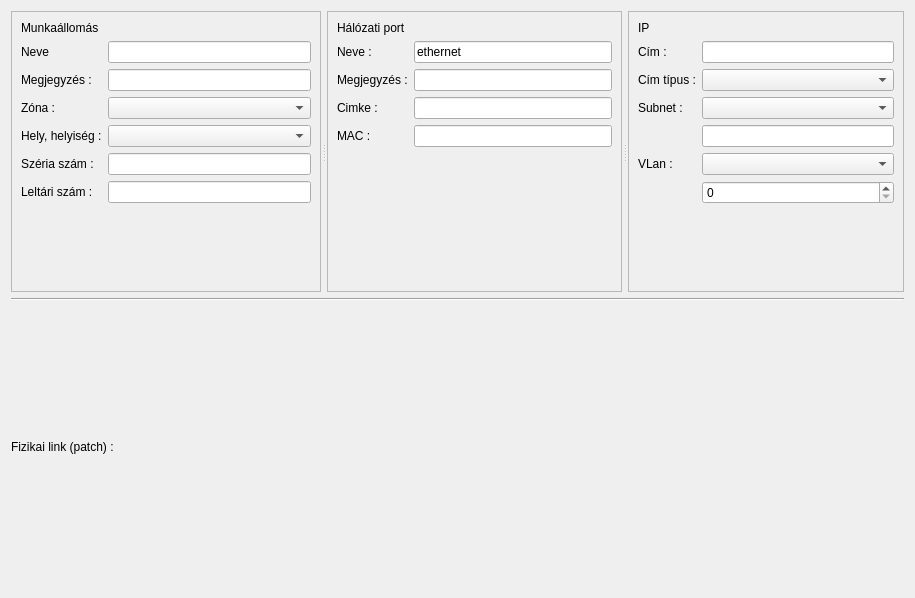
Above: lv2g/wstform.ui from csikfer/lanview2 before the change. Below: the same form after it.
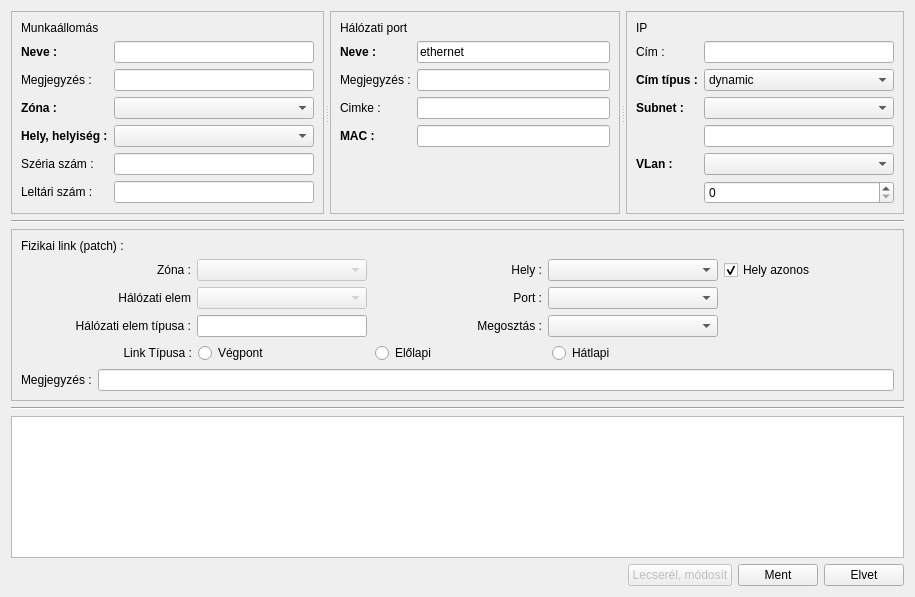
That is the form after the change.

```diff
--- a/lv2g/wstform.ui
+++ b/lv2g/wstform.ui
@@ -7,13 +7,13 @@
     <x>0</x>
     <y>0</y>
     <width>915</width>
-    <height>598</height>
+    <height>597</height>
    </rect>
   </property>
   <property name="windowTitle">
    <string>Form</string>
   </property>
-  <layout class="QVBoxLayout" name="verticalLayout">
+  <layout class="QVBoxLayout" name="verticalLayout_2" stretch="0,0,0,0,10,0">
    <item>
     <widget class="QSplitter" name="splitter">
      <property name="frameShape">
@@ -53,8 +53,14 @@
         <layout class="QFormLayout" name="formLayoutNode">
          <item row="0" column="0">
           <widget class="QLabel" name="labelName">
+           <property name="font">
+            <font>
+             <weight>75</weight>
+             <bold>true</bold>
+            </font>
+           </property>
            <property name="text">
-            <string>Neve</string>
+            <string>Neve :</string>
            </property>
           </widget>
          </item>
@@ -73,6 +79,12 @@
          </item>
          <item row="3" column="0">
           <widget class="QLabel" name="labelPlace">
+           <property name="font">
+            <font>
+             <weight>75</weight>
+             <bold>true</bold>
+            </font>
+           </property>
            <property name="text">
             <string>Hely, helyiség :</string>
            </property>
@@ -103,6 +115,12 @@
          </item>
          <item row="2" column="0">
           <widget class="QLabel" name="labelZone">
+           <property name="font">
+            <font>
+             <weight>75</weight>
+             <bold>true</bold>
+            </font>
+           </property>
            <property name="text">
             <string>Zóna :</string>
            </property>
@@ -121,14 +139,14 @@
          <property name="sizeHint" stdset="0">
           <size>
            <width>20</width>
-           <height>40</height>
+           <height>0</height>
           </size>
          </property>
         </spacer>
        </item>
       </layout>
      </widget>
-     <widget class="QFrame" name="frame">
+     <widget class="QFrame" name="framePort">
       <property name="frameShape">
        <enum>QFrame::StyledPanel</enum>
       </property>
@@ -144,6 +162,12 @@
         <layout class="QFormLayout" name="formLayoutPort">
          <item row="0" column="0">
           <widget class="QLabel" name="labelPName">
+           <property name="font">
+            <font>
+             <weight>75</weight>
+             <bold>true</bold>
+            </font>
+           </property>
            <property name="text">
             <string>Neve :</string>
            </property>
@@ -178,6 +202,12 @@
          </item>
          <item row="3" column="0">
           <widget class="QLabel" name="labelPMAC">
+           <property name="font">
+            <font>
+             <weight>75</weight>
+             <bold>true</bold>
+            </font>
+           </property>
            <property name="text">
             <string>MAC :</string>
            </property>
@@ -203,7 +233,7 @@
        </item>
       </layout>
      </widget>
-     <widget class="QFrame" name="frame">
+     <widget class="QFrame" name="frameIp">
       <property name="frameShape">
        <enum>QFrame::StyledPanel</enum>
       </property>
@@ -219,6 +249,13 @@
         <layout class="QFormLayout" name="formLayoutIp">
          <item row="0" column="0">
           <widget class="QLabel" name="labelAddress">
+           <property name="font">
+            <font>
+             <weight>50</weight>
+             <italic>false</italic>
+             <bold>false</bold>
+            </font>
+           </property>
            <property name="text">
             <string>Cím :</string>
            </property>
@@ -229,16 +266,39 @@
          </item>
          <item row="1" column="0">
           <widget class="QLabel" name="labelIpType">
+           <property name="font">
+            <font>
+             <weight>75</weight>
+             <bold>true</bold>
+            </font>
+           </property>
            <property name="text">
             <string>Cím típus :</string>
            </property>
           </widget>
          </item>
          <item row="1" column="1">
-          <widget class="QComboBox" name="comboBoxIpType"/>
+          <widget class="QComboBox" name="comboBoxIpType">
+           <item>
+            <property name="text">
+             <string>dynamic</string>
+            </property>
+           </item>
+           <item>
+            <property name="text">
+             <string>fixip</string>
+            </property>
+           </item>
+          </widget>
          </item>
          <item row="2" column="0">
           <widget class="QLabel" name="labelSubnet">
+           <property name="font">
+            <font>
+             <weight>75</weight>
+             <bold>true</bold>
+            </font>
+           </property>
            <property name="text">
             <string>Subnet :</string>
            </property>
@@ -252,6 +312,12 @@
          </item>
          <item row="4" column="0">
           <widget class="QLabel" name="labelVLan">
+           <property name="font">
+            <font>
+             <weight>75</weight>
+             <bold>true</bold>
+            </font>
+           </property>
            <property name="text">
             <string>VLan :</string>
            </property>
@@ -280,7 +346,7 @@
          <property name="sizeHint" stdset="0">
           <size>
            <width>20</width>
-           <height>40</height>
+           <height>0</height>
           </size>
          </property>
         </spacer>
@@ -289,6 +355,223 @@
      </widget>
     </widget>
    </item>
+   <item>
+    <widget class="Line" name="line_2">
+     <property name="orientation">
+      <enum>Qt::Horizontal</enum>
+     </property>
+    </widget>
+   </item>
+   <item>
+    <widget class="QFrame" name="frameLink">
+     <property name="frameShape">
+      <enum>QFrame::StyledPanel</enum>
+     </property>
+     <layout class="QVBoxLayout" name="verticalLayout">
+      <item>
+       <widget class="QLabel" name="labelLink">
+        <property name="text">
+         <string>Fizikai link (patch) :</string>
+        </property>
+       </widget>
+      </item>
+      <item>
+       <layout class="QGridLayout" name="gridLayout" columnstretch="1,1,1,1,1">
+        <item row="0" column="0">
+         <widget class="QLabel" name="labelLinkZone">
+          <property name="text">
+           <string>Zóna :</string>
+          </property>
+          <property name="alignment">
+           <set>Qt::AlignRight|Qt::AlignTrailing|Qt::AlignVCenter</set>
+          </property>
+         </widget>
+        </item>
+        <item row="0" column="1">
+         <widget class="QComboBox" name="comboBoxLinkZone">
+          <property name="enabled">
+           <bool>false</bool>
+          </property>
+         </widget>
+        </item>
+        <item row="0" column="2">
+         <widget class="QLabel" name="labelLinkPlace">
+          <property name="text">
+           <string>Hely :</string>
+          </property>
+          <property name="alignment">
+           <set>Qt::AlignRight|Qt::AlignTrailing|Qt::AlignVCenter</set>
+          </property>
+         </widget>
+        </item>
+        <item row="1" column="0">
+         <widget class="QLabel" name="labelLinkNode">
+          <property name="text">
+           <string>Hálózati elem</string>
+          </property>
+          <property name="alignment">
+           <set>Qt::AlignRight|Qt::AlignTrailing|Qt::AlignVCenter</set>
+          </property>
+         </widget>
+        </item>
+        <item row="1" column="1">
+         <widget class="QComboBox" name="comboBoxLinkNode">
+          <property name="enabled">
+           <bool>false</bool>
+          </property>
+         </widget>
+        </item>
+        <item row="1" column="2">
+         <widget class="QLabel" name="labelLinkPort">
+          <property name="text">
+           <string>Port :</string>
+          </property>
+          <property name="alignment">
+           <set>Qt::AlignRight|Qt::AlignTrailing|Qt::AlignVCenter</set>
+          </property>
+         </widget>
+        </item>
+        <item row="2" column="2">
+         <widget class="QLabel" name="labelLinkPortShare">
+          <property name="text">
+           <string>Megosztás :</string>
+          </property>
+          <property name="alignment">
+           <set>Qt::AlignRight|Qt::AlignTrailing|Qt::AlignVCenter</set>
+          </property>
+         </widget>
+        </item>
+        <item row="2" column="3">
+         <widget class="QComboBox" name="comboBoxLinkPortShare">
+          <item>
+           <property name="text">
+            <string/>
+           </property>
+          </item>
+          <item>
+           <property name="text">
+            <string>A</string>
+           </property>
+          </item>
+          <item>
+           <property name="text">
+            <string>B</string>
+           </property>
+          </item>
+         </widget>
+        </item>
+        <item row="1" column="3">
+         <widget class="QComboBox" name="comboBoxLinkPort"/>
+        </item>
+        <item row="2" column="0">
+         <widget class="QLabel" name="labelLinkNodeType">
+          <property name="text">
+           <string>Hálózati elem típusa :</string>
+          </property>
+          <property name="alignment">
+           <set>Qt::AlignRight|Qt::AlignTrailing|Qt::AlignVCenter</set>
+          </property>
+         </widget>
+        </item>
+        <item row="2" column="1">
+         <widget class="QLineEdit" name="lineEditLinkNodeType">
+          <property name="readOnly">
+           <bool>true</bool>
+          </property>
+         </widget>
+        </item>
+        <item row="0" column="3">
+         <widget class="QComboBox" name="comboBoxLinkPlace"/>
+        </item>
+        <item row="0" column="4">
+         <widget class="QCheckBox" name="checkBoxPlaceEqu">
+          <property name="text">
+           <string>Hely azonos</string>
+          </property>
+          <property name="checked">
+           <bool>true</bool>
+          </property>
+         </widget>
+        </item>
+       </layout>
+      </item>
+      <item>
+       <layout class="QHBoxLayout" name="horizontalLayoutLink" stretch="1,1,1,1,1">
+        <item>
+         <widget class="QLabel" name="labelLinkType">
+          <property name="text">
+           <string>Link Típusa :</string>
+          </property>
+          <property name="alignment">
+           <set>Qt::AlignRight|Qt::AlignTrailing|Qt::AlignVCenter</set>
+          </property>
+         </widget>
+        </item>
+        <item>
+         <widget class="QRadioButton" name="radioButtonLinkTerm">
+          <property name="text">
+           <string>Végpont</string>
+          </property>
+          <property name="checkable">
+           <bool>false</bool>
+          </property>
+         </widget>
+        </item>
+        <item>
+         <widget class="QRadioButton" name="radioButtonLinkFront">
+          <property name="text">
+           <string>Előlapi</string>
+          </property>
+          <property name="checkable">
+           <bool>false</bool>
+          </property>
+          <property name="checked">
+           <bool>false</bool>
+          </property>
+         </widget>
+        </item>
+        <item>
+         <widget class="QRadioButton" name="radioButtonLinkBack">
+          <property name="text">
+           <string>Hátlapi</string>
+          </property>
+          <property name="checkable">
+           <bool>false</bool>
+          </property>
+         </widget>
+        </item>
+        <item>
+         <spacer name="horizontalSpacerLink">
+          <property name="orientation">
+           <enum>Qt::Horizontal</enum>
+          </property>
+          <property name="sizeHint" stdset="0">
+           <size>
+            <width>40</width>
+            <height>20</height>
+           </size>
+          </property>
+         </spacer>
+        </item>
+       </layout>
+      </item>
+      <item>
+       <layout class="QHBoxLayout" name="horizontalLayoutLinkNote">
+        <item>
+         <widget class="QLabel" name="labelLinkNote">
+          <property name="text">
+           <string>Megjegyzés :</string>
+          </property>
+         </widget>
+        </item>
+        <item>
+         <widget class="QLineEdit" name="lineEditLinkNote"/>
+        </item>
+       </layout>
+      </item>
+     </layout>
+    </widget>
+   </item>
    <item>
     <widget class="Line" name="line">
      <property name="orientation">
@@ -297,12 +580,53 @@
     </widget>
    </item>
    <item>
-    <widget class="QLabel" name="label_2">
-     <property name="text">
-      <string>Fizikai link (patch) :</string>
+    <widget class="QTextEdit" name="textEdit">
+     <property name="readOnly">
+      <bool>true</bool>
      </property>
     </widget>
    </item>
+   <item>
+    <layout class="QHBoxLayout" name="horizontalLayoutButtons">
+     <item>
+      <spacer name="horizontalSpacerButtons">
+       <property name="orientation">
+        <enum>Qt::Horizontal</enum>
+       </property>
+       <property name="sizeHint" stdset="0">
+        <size>
+         <width>40</width>
+         <height>20</height>
+        </size>
+       </property>
+      </spacer>
+     </item>
+     <item>
+      <widget class="QPushButton" name="pushButtonReplace">
+       <property name="enabled">
+        <bool>false</bool>
+       </property>
+       <property name="text">
+        <string>Lecserél, módosít</string>
+       </property>
+      </widget>
+     </item>
+     <item>
+      <widget class="QPushButton" name="pushButtonSave">
+       <property name="text">
+        <string>Ment</string>
+       </property>
+      </widget>
+     </item>
+     <item>
+      <widget class="QPushButton" name="pushButtonCancel">
+       <property name="text">
+        <string>Elvet</string>
+       </property>
+      </widget>
+     </item>
+    </layout>
+   </item>
   </layout>
  </widget>
  <resources/>
```
Left out of the diff: 2 changed lines with no effect on the pictures.
